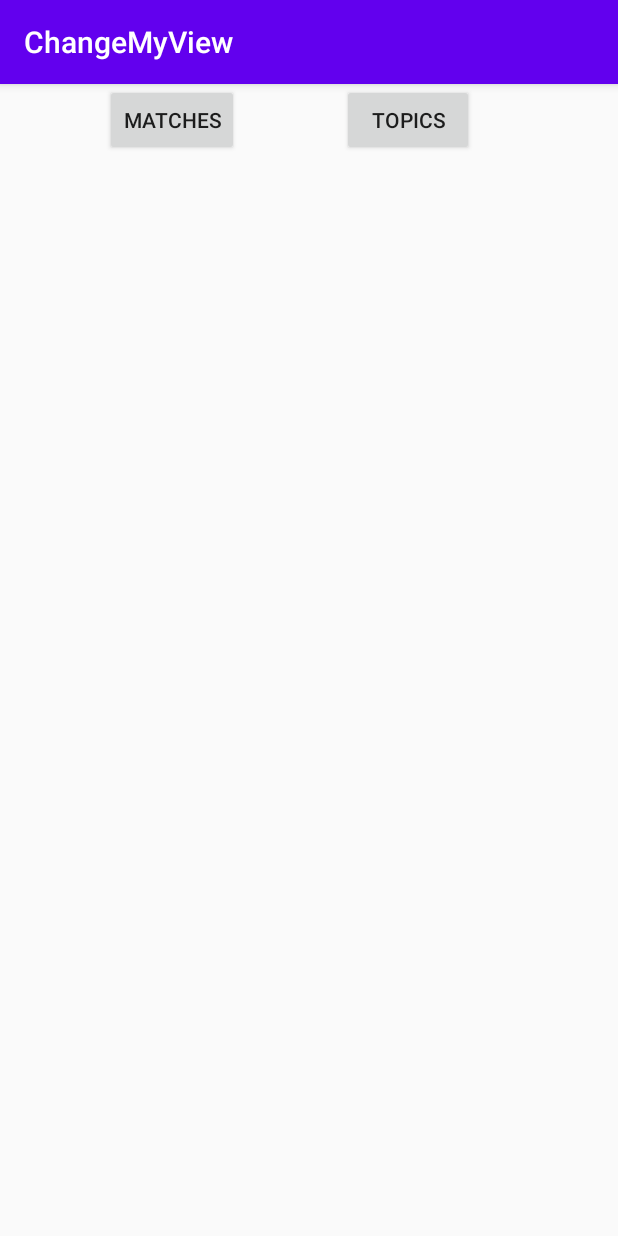
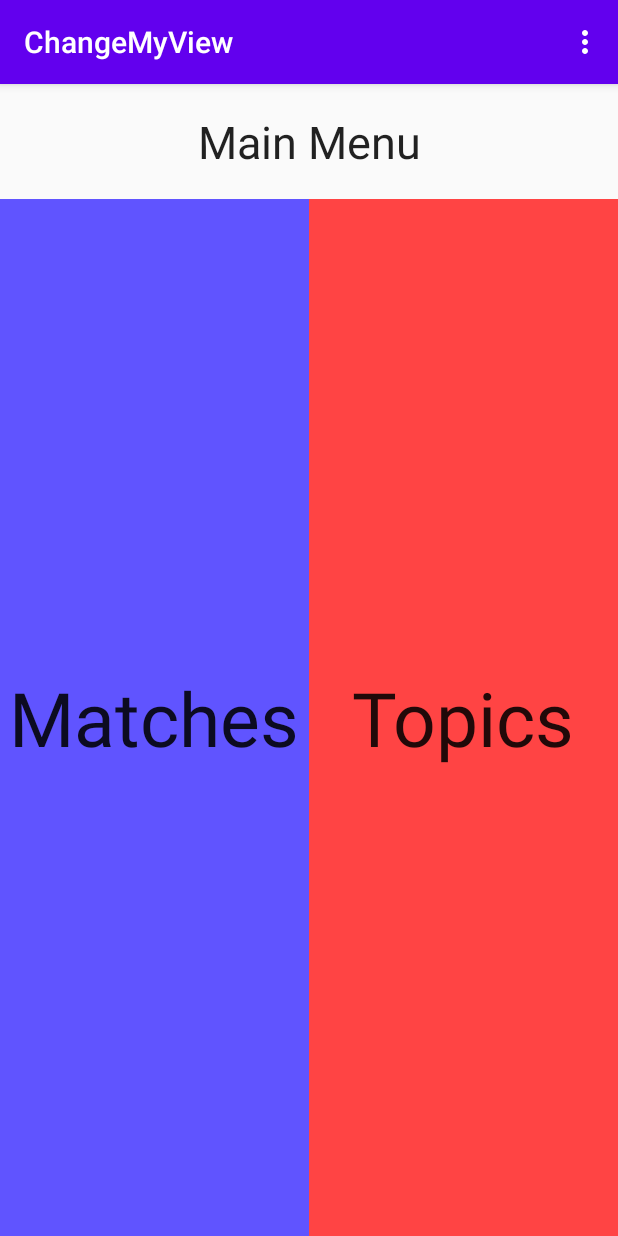
Before and after one commit to ttrapaid/change-my-view, an Android app: the DashboardActivity screen opened directly, with no data from a screen before it, on a phone screen of 412 x 824 dp. Run offline under Robolectric (Android 15) with nearby library versions, the phone set to English and light mode, and no system bars; our stand-ins replace Firebase (no records; nobody signed in at launch, a user with empty details on screens opened directly).

Commit message:
improved dashboard, added user report feature

```diff
--- a/ChangeMyView/app/build.gradle
+++ b/ChangeMyView/app/build.gradle
@@ -33,8 +33,11 @@ dependencies {
     implementation 'androidx.constraintlayout:constraintlayout:2.0.4'
     implementation 'com.google.firebase:firebase-auth:16.0.5'
     implementation 'com.google.firebase:firebase-database:16.0.4'
+    implementation 'com.android.support.constraint:constraint-layout:1.1.0'
+    implementation 'androidx.wear:wear:1.0.0'
     testImplementation 'junit:junit:4.12'
     androidTestImplementation 'androidx.test.ext:junit:1.1.2'
     androidTestImplementation 'androidx.test.espresso:espresso-core:3.3.0'
+    compileOnly 'com.google.android.wearable:wearable:2.5.0'
 
 }
--- a/ChangeMyView/app/src/main/java/com/example/changemyview/DashboardActivity.kt
+++ b/ChangeMyView/app/src/main/java/com/example/changemyview/DashboardActivity.kt
@@ -3,7 +3,10 @@ package com.example.changemyview
 import android.content.Intent
 import android.os.Bundle
 import android.util.Log
+import android.view.Menu
+import android.view.MenuItem
 import android.widget.Button
+import android.widget.TextView
 import androidx.appcompat.app.AppCompatActivity
 import com.google.firebase.auth.FirebaseAuth
 import com.google.firebase.database.FirebaseDatabase
@@ -13,17 +16,36 @@ class DashboardActivity : AppCompatActivity() {
         super.onCreate(savedInstanceState)
         setContentView(R.layout.activity_dashboard)
 
-        val buttonMatch = findViewById<Button>(R.id.matchButton)
+        val buttonMatch = findViewById<TextView>(R.id.matchSelect)
         buttonMatch.setOnClickListener {
             val intent = Intent(this@DashboardActivity, MatchesActivity::class.java)
             startActivity(intent)
         }
 
-        val buttonTopic = findViewById<Button>(R.id.topicButton)
+        val buttonTopic = findViewById<TextView>(R.id.topicSelect)
         buttonTopic.setOnClickListener {
             val intent = Intent(this@DashboardActivity, TopicsActivity::class.java)
             startActivity(intent)
         }
 
     }
+
+    // Create Options Menu
+    override fun onCreateOptionsMenu(menu: Menu): Boolean {
+        val inflater = menuInflater
+        inflater.inflate(R.menu.top_menu, menu)
+        return true
+    }
+
+    // Process clicks on Options Menu items
+    override fun onOptionsItemSelected(item: MenuItem): Boolean {
+        return when (item.itemId) {
+            R.id.info -> {
+                val intent = Intent(this@DashboardActivity, ReportUserActivity::class.java)
+                startActivity(intent)
+                true
+            }
+            else -> false
+        }
+    }
 }
--- a/ChangeMyView/app/src/main/res/layout/activity_dashboard.xml
+++ b/ChangeMyView/app/src/main/res/layout/activity_dashboard.xml
@@ -6,33 +6,48 @@
     xmlns:app="http://schemas.android.com/apk/res-auto">
 
     <TextView
-        android:id="@+id/textView"
-        android:layout_width="412dp"
-        android:layout_height="79dp"
-        android:gravity="center_horizontal"
+        android:id="@+id/menuText"
+        android:layout_width="match_parent"
+        android:layout_height="0dp"
         android:text="@string/mainTitle"
+        android:gravity="center"
+        android:textSize="30sp"
         android:textAppearance="@android:style/TextAppearance.Material.Large"
-        app:layout_constraintBottom_toTopOf="@+id/matchButton"
-        app:layout_constraintEnd_toEndOf="parent"
-        app:layout_constraintStart_toStartOf="parent"
-        app:layout_constraintTop_toTopOf="parent" />
+        app:layout_constraintTop_toTopOf="parent"
+        app:layout_constraintLeft_toLeftOf="parent"
+        app:layout_constraintRight_toRightOf="parent"
+        app:layout_constraintBottom_toTopOf="@id/topicSelect"
+        app:layout_constraintHeight_default="percent"
+        app:layout_constraintHeight_percent=".10" />
 
-    <Button
-        android:id="@+id/matchButton"
-        android:layout_width="wrap_content"
-        android:layout_height="wrap_content"
+    <TextView
+        android:id="@+id/matchSelect"
         android:text="@string/buttonMatches"
-        app:layout_constraintEnd_toStartOf="@+id/topicButton"
-        app:layout_constraintHorizontal_bias="0.503"
-        app:layout_constraintStart_toStartOf="parent"
-        tools:layout_editor_absoluteY="331dp" />
+        android:gravity="center"
+        android:textAppearance="@android:style/TextAppearance.Material.Large"
+        android:textSize="50sp"
+        android:background="@color/blue"
+        android:layout_height="0dp"
+        android:layout_width="0dp"
+        app:layout_constraintLeft_toLeftOf="parent"
+        app:layout_constraintRight_toLeftOf="@id/topicSelect"
+        app:layout_constraintBottom_toBottomOf="parent"
+        app:layout_constraintTop_toBottomOf="@id/menuText"
+        app:layout_constraintWidth_default="percent"
+        app:layout_constraintWidth_percent=".5" />
 
-    <Button
-        android:id="@+id/topicButton"
-        android:layout_width="wrap_content"
-        android:layout_height="wrap_content"
-        android:layout_marginEnd="96dp"
+    <TextView
+        android:id="@+id/topicSelect"
         android:text="@string/buttonTopics"
-        app:layout_constraintEnd_toEndOf="parent"
-        tools:layout_editor_absoluteY="331dp" />
+        android:gravity="center"
+        android:textAppearance="@android:style/TextAppearance.Material.Large"
+        android:textSize="50sp"
+        android:background="@android:color/holo_red_light"
+        android:layout_height="0dp"
+        android:layout_width="0dp"
+        app:layout_constraintBottom_toBottomOf="parent"
+        app:layout_constraintRight_toRightOf="parent"
+        app:layout_constraintLeft_toRightOf="@id/matchSelect"
+        app:layout_constraintTop_toBottomOf="@id/menuText" />
+
 </androidx.constraintlayout.widget.ConstraintLayout>
--- /dev/null
+++ b/ChangeMyView/app/src/main/res/menu/top_menu.xml
@@ -0,0 +1,7 @@
+<menu xmlns:android="http://schemas.android.com/apk/res/android" >
+
+    <item
+        android:id="@+id/info"
+        android:title="@string/report_user"/>
+
+</menu>
--- /dev/null
+++ b/ChangeMyView/app/src/main/res/values-round/strings.xml
@@ -0,0 +1,3 @@
+<resources>
+    <string name="hello_world">Hello Round World!</string>
+</resources>
--- a/ChangeMyView/app/src/main/res/values/colors.xml
+++ b/ChangeMyView/app/src/main/res/values/colors.xml
@@ -3,4 +3,6 @@
     <color name="colorPrimary">#6200EE</color>
     <color name="colorPrimaryDark">#3700B3</color>
     <color name="colorAccent">#03DAC5</color>
+    <color name="red">#C8A9FF</color>
+    <color name="blue">#6054FF</color>
 </resources>
```
Also changed, not shown: ChangeMyView/app/src/main/AndroidManifest.xml (+6 -1 lines), ChangeMyView/app/src/main/java/com/example/changemyview/ReportUserActivity.kt (added, +39 -0 lines), ChangeMyView/app/src/main/res/layout/activity_report_user.xml (added, +51 -0 lines), ChangeMyView/app/src/main/res/values/dimens.xml (added, +15 -0 lines), ChangeMyView/app/src/main/res/values/strings.xml (+7 -0 lines).
